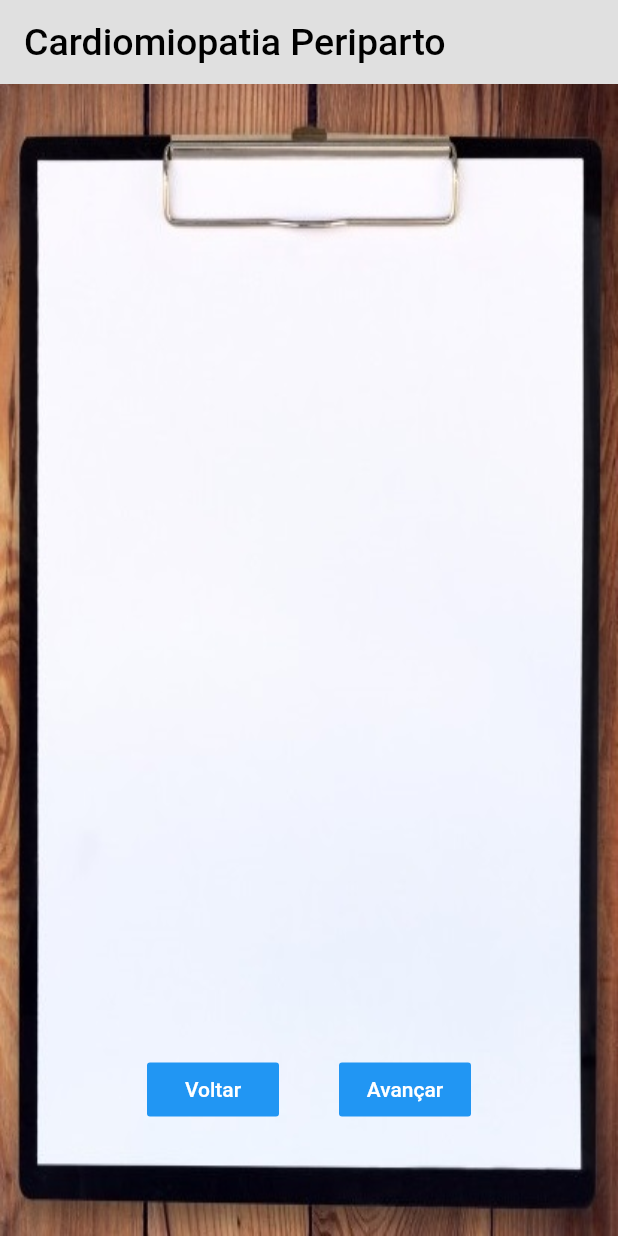
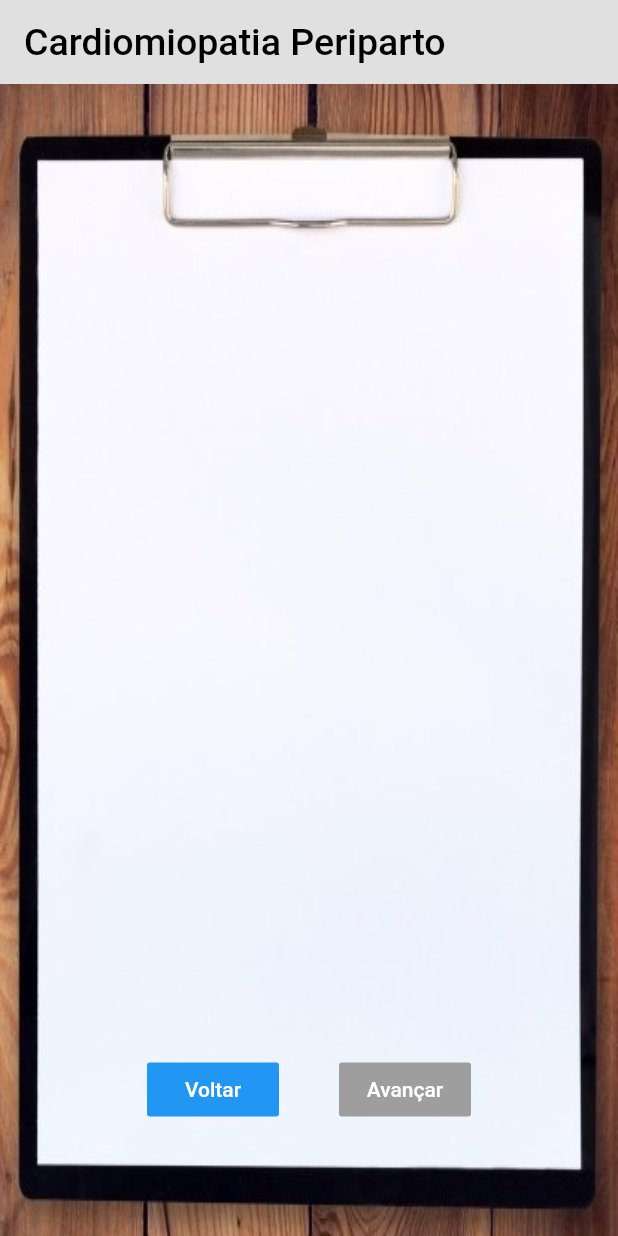
Before and after one commit to matkono/HealthSupApp, a Flutter app: the CheckBoxQuestion widget shown alone on an empty page, opened directly with empty values, after a tap on "Avançar", on a phone screen of 412 x 824 dp. Run offline on Flutter 3.47's test engine with Material 2 defaults, Android fonts, the phone set to English and light mode, and no system bars; our stand-ins replace bloc, dartz, data_connection_checker, equatable, flutter_bloc, get_it and 1 more; accounts and stored records are empty; network calls fail.

Commit message:
Adjuste the button of send answers and create an alert dialog to the action widget

```diff
--- a/lib/features/decision_tree/presentation/bloc/decision_tree_state.dart
+++ b/lib/features/decision_tree/presentation/bloc/decision_tree_state.dart
@@ -57,6 +57,6 @@ class ErrorDecisionTreeState extends DecisionTreeState {
 }
 
 class AppointmentFinished extends DecisionTreeState {
-    @override
+  @override
   List<Object> get props => [];
 }
--- a/lib/features/decision_tree/presentation/pages/medical_appointment.dart
+++ b/lib/features/decision_tree/presentation/pages/medical_appointment.dart
@@ -62,7 +62,9 @@ class _MedicalAppointmentState extends State<MedicalAppointment> {
                     else if (state is DecisionDecisionTreeState)
                       return DecisionLayout(node: state.node);
                     else if (state is ActionDecisionTreeState)
-                      return ActionLayout(node: state.node,);
+                      return ActionLayout(
+                        node: state.node,
+                      );
                     else if (state is LoadingDecisionTreeState)
                       return Center(
                         child: Text('Deveria ter um Loading'),
--- a/lib/features/decision_tree/presentation/widgets/checkbox_question.dart
+++ b/lib/features/decision_tree/presentation/widgets/checkbox_question.dart
@@ -193,7 +193,10 @@ class _CheckBoxQuestionState extends State<CheckBoxQuestion> {
                           Container(
                             margin: EdgeInsets.only(top: 50, left: 20),
                             child: FlatButton(
-                              color: Colors.blue,
+                              color: (possibleAnswersResult == null ||
+                                      (possibleAnswersResult.isEmpty))
+                                  ? Colors.grey
+                                  : Colors.blue,
                               child: Text(
                                 'Avançar',
                                 style: TextStyle(
@@ -201,7 +204,8 @@ class _CheckBoxQuestionState extends State<CheckBoxQuestion> {
                                 ),
                               ),
                               onPressed: () {
-                                if (possibleAnswersResult.isNotEmpty) {
+                                if (possibleAnswersResult != null &&
+                                    possibleAnswersResult.isNotEmpty) {
                                   BlocProvider.of<DecisionTreeBloc>(context)
                                       .add(
                                     GetNextNodeDecisionTreeEvent(
```
Also changed, not shown: lib/features/decision_tree/presentation/widgets/action_layout.dart (+28 -3 lines), lib/features/decision_tree/presentation/widgets/radio_question.dart (+7 -2 lines).
